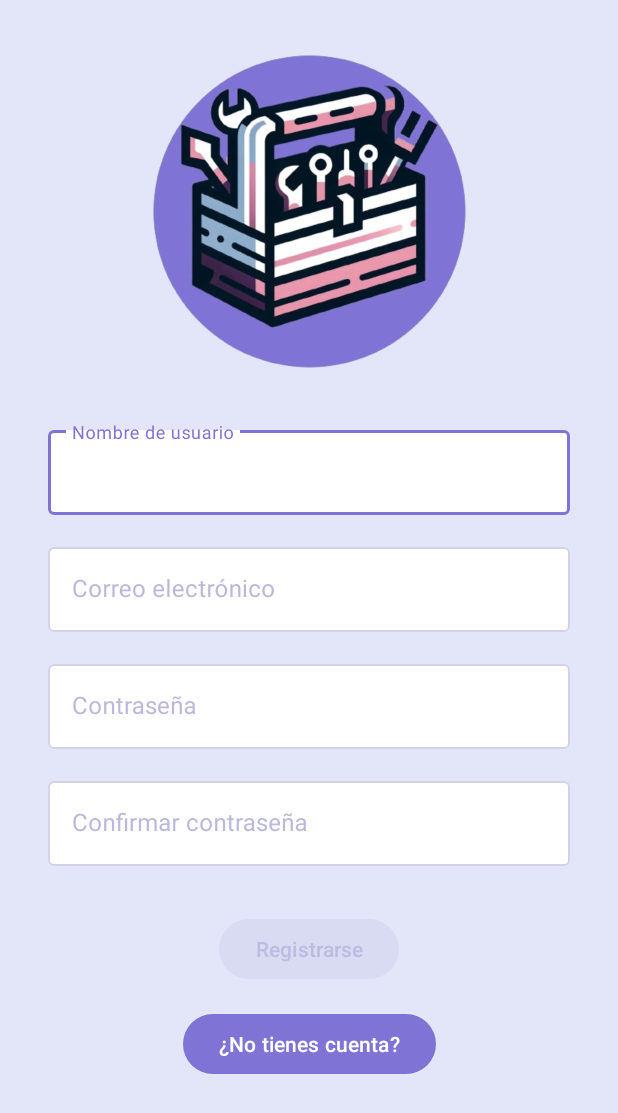
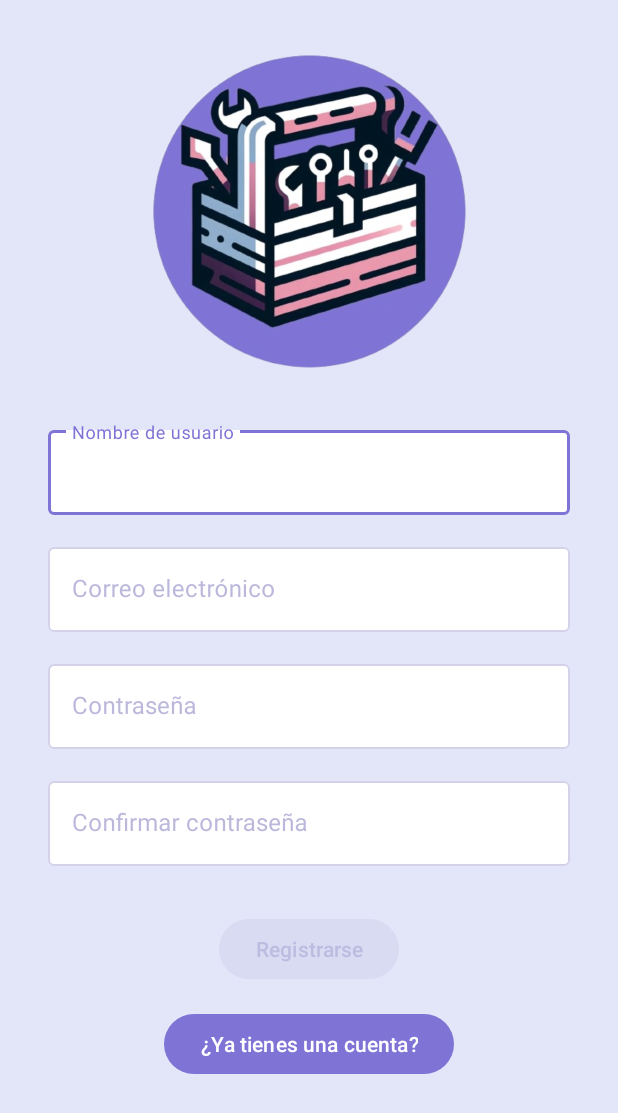
Before and after one commit to denibel04/android-nookstoolbox, an Android app: the RegisterActivity screen opened directly, with no data from a screen before it, on a phone screen of 412 x 824 dp. Shown: the top 1113 px of the screen. Run offline under Robolectric (Android 15) with nearby library versions, the phone set to English and light mode, and no system bars; our stand-ins replace Firebase (no records; nobody signed in at launch, a user with empty details on screens opened directly).

Commit message:
bug fixes

```diff
--- a/app/src/main/java/com/example/animalcrossing/ui/userList/UserListAdapter.kt
+++ b/app/src/main/java/com/example/animalcrossing/ui/userList/UserListAdapter.kt
@@ -50,11 +50,14 @@ class UserListAdapter(
                 }
                 if (username.length > 15) {
                     binding.username.textSize = 16F
+                } else {
+                    binding.username.textSize = 25F
                 }
                 binding.username.text = username
 
             if (u.dreamCode != null) {
                 binding.dreamCode.text = u.dreamCode
+                binding.dreamCode.textSize = 15f
             } else {
                 binding.dreamCode.text = context.getString(R.string.no_dream_code)
                 binding.dreamCode.textSize = 13f
@@ -89,6 +92,9 @@ class UserListAdapter(
             if (u.role == "banned") {
                 binding.root.setCardBackgroundColor(Color.parseColor("#FFE0E0"))
                 binding.bannedText.text = context.getString(R.string.banned)
+            } else {
+                binding.root.setCardBackgroundColor(Color.WHITE)
+                binding.bannedText.text = ""
             }
 
             }
--- a/app/src/main/res/layout/activity_register.xml
+++ b/app/src/main/res/layout/activity_register.xml
@@ -131,7 +131,7 @@
         android:id="@+id/alreadyAccount"
         android:layout_width="wrap_content"
         android:layout_height="wrap_content"
-        android:text="@string/no_account"
+        android:text="@string/already_account"
         app:layout_constraintEnd_toEndOf="parent"
         app:layout_constraintHorizontal_bias="0.5"
         app:layout_constraintStart_toStartOf="parent"
```
Also changed, not shown: app/src/main/java/com/example/animalcrossing/ui/profile/ProfileUsersAdapter.kt (+9 -0 lines).
